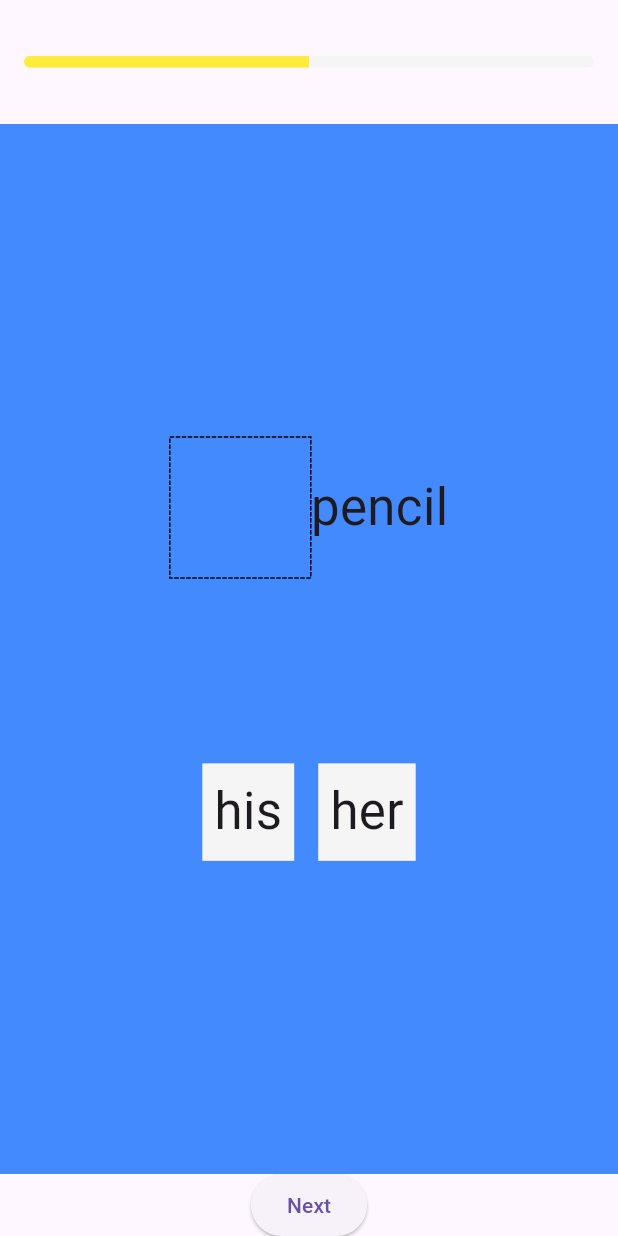
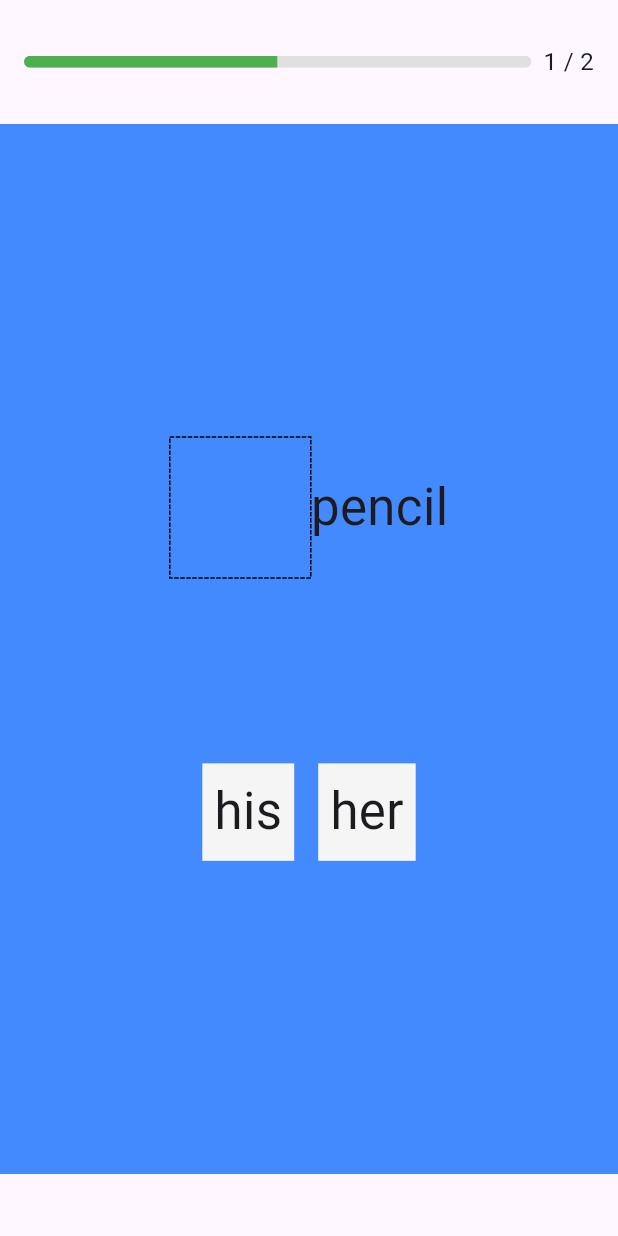
Before and after one commit to BhakinKhantarjeerawat/collocation_dictionary, a Flutter app: the TestPageView screen opened directly, on a phone screen of 412 x 824 dp. Run offline on Flutter 3.47's test engine with Material 2 defaults, Android fonts, the light colour scheme and no system bars; drawn by our look-alikes of dotted_border, step_progress_indicator; our stand-ins replace flutter_riverpod, flutter_tts, page_transition, riverpod_annotation; generated files the repository leaves out were written again.

Commit message:
pageView riverpod

```diff
--- a/lib/features/home/presentation/lessons_screen.dart
+++ b/lib/features/home/presentation/lessons_screen.dart
@@ -13,16 +13,6 @@ class LessonsScreen extends ConsumerWidget {
         body: ListView(
       children: [
         ListTile(
-            onTap: () => myNavigate(context,
-                screen: const DragWidget(
-                  shownWord: 'pencil',
-                  firstChoice: 'his',
-                  secondChoice: 'her',
-                  answer: 'his',
-                )),
-            leading: const CircleAvatar(),
-            title: const Text('pronoun1')),
-        ListTile(
             onTap: () => myNavigate(context, screen: const TestPageView()),
             leading: const CircleAvatar(),
             title: const Text('test page view')),
--- a/lib/features/home/presentation/test_page_view.dart
+++ b/lib/features/home/presentation/test_page_view.dart
@@ -1,7 +1,13 @@
-import 'package:collocation_dictionary/common_widgets/drag_widget.dart';
+import 'package:collocation_dictionary/common_widgets/my_text.dart';
+import 'package:collocation_dictionary/constants/app_sizes.dart';
+import 'package:collocation_dictionary/project_lists/drag_widget_list.dart';
 import 'package:flutter/material.dart';
 import 'package:flutter_riverpod/flutter_riverpod.dart';
 import 'package:step_progress_indicator/step_progress_indicator.dart';
+
+final pageControllerProvider = StateProvider<PageController>((ref) {
+  return PageController();
+});
 
 class TestPageView extends ConsumerStatefulWidget {
   const TestPageView({super.key});
@@ -12,33 +18,19 @@ class TestPageView extends ConsumerStatefulWidget {
 
 class _TestPageViewState extends ConsumerState<TestPageView> {
   int activePage = 0;
-  late PageController _pageController;
+  final PageController _pageController = PageController();
 
   void nextPage() {
     _pageController.nextPage(
         duration: const Duration(milliseconds: 500), curve: Curves.easeIn);
   }
 
-  List<Widget> dragWidgets = [
-    const DragWidget(
-      shownWord: 'pencil',
-      firstChoice: 'his',
-      secondChoice: 'her',
-      answer: 'his',
-    ),
-    const DragWidget(
-      shownWord: 'pen',
-      firstChoice: 'my',
-      secondChoice: 'your',
-      answer: 'my',
-    ),
-  ];
 
-  @override
-  void initState() {
-    super.initState();
-    _pageController = PageController();
-  }
+  // @override
+  // void initState() {
+  //   super.initState();
+  //   _pageController = PageController();
+  // }
 
   @override
   Widget build(BuildContext context) {
@@ -48,14 +40,22 @@ class _TestPageViewState extends ConsumerState<TestPageView> {
           Container(
             padding: const EdgeInsets.symmetric(horizontal: 16),
             height: MediaQuery.of(context).size.height * 0.1,
+            child: Row(
+              children: [
+                Expanded(
                   child: StepProgressIndicator(
                     totalSteps: dragWidgets.length,
                     currentStep: activePage + 1,
                     size: 8,
                     padding: 0,
-              selectedColor: Colors.yellow,
-              unselectedColor: Colors.grey.shade100,
+                    selectedColor: Colors.green,
+                    unselectedColor: Colors.grey.shade300,
                     roundedEdges: const Radius.circular(10),
+                  ),
+                ),
+                gapW8,
+                MyText('${activePage + 1} / ${dragWidgets.length}', 16),
+              ],
             ),
           ),
           SizedBox(
@@ -74,13 +74,13 @@ class _TestPageViewState extends ConsumerState<TestPageView> {
                   return Container(child: dragWidgets[pagePosition]);
                 }),
           ),
-          SizedBox(
-            height: MediaQuery.of(context).size.height * 0.05,
-            child: ElevatedButton(
-              onPressed: () => nextPage(),
-              child: const Text('Next'),
-            ),
-          )
+          // SizedBox(
+          //   height: MediaQuery.of(context).size.height * 0.05,
+          //   child: ElevatedButton(
+          //     onPressed: () => nextPage(),
+          //     child: const Text('Next'),
+          //   ),
+          // )
         ],
       ),
     );
--- /dev/null
+++ b/lib/project_lists/drag_widget_list.dart
@@ -0,0 +1,17 @@
+  import 'package:collocation_dictionary/common_widgets/drag_widget.dart';
+import 'package:flutter/material.dart';
+
+List<Widget> dragWidgets = [
+    const DragWidget(
+      shownWord: 'pencil',
+      firstChoice: 'his',
+      secondChoice: 'her',
+      answer: 'his',
+    ),
+    const DragWidget(
+      shownWord: 'pen',
+      firstChoice: 'my',
+      secondChoice: 'your',
+      answer: 'my',
+    ),
+  ];
```
Lines whose indentation alone changed are shown as unchanged.
